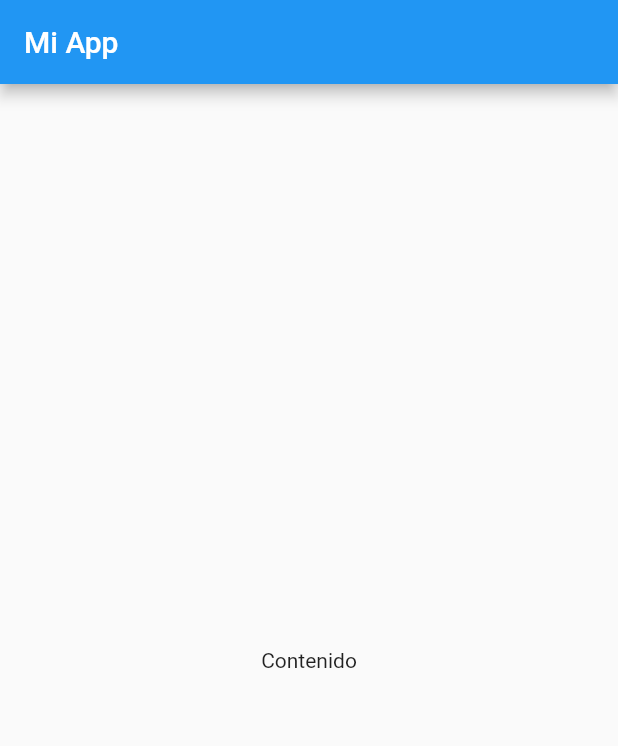
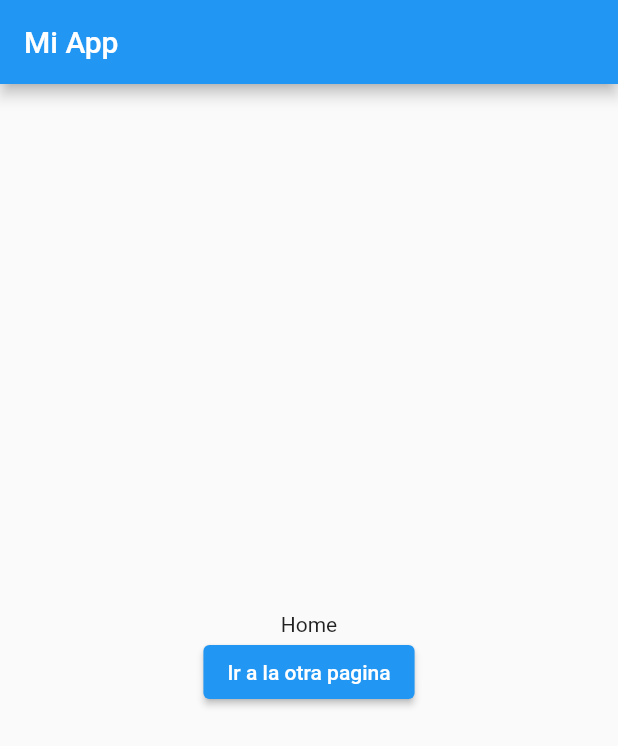
Before and after one commit to DiegoGustavoMO/navegacion, a Flutter app: the screen it shows after launch, on a phone screen of 412 x 824 dp. Shown: the top 746 px of the screen. Run offline on Flutter 3.47's test engine with Material 2 defaults, Android fonts, the phone set to English and light mode, and no system bars.

Commit message:
ejemplo basico de navegacion entre paginas

```diff
--- a/lib/main.dart
+++ b/lib/main.dart
@@ -1,9 +1,10 @@
 //siempre hay que importar la libreria de material para flutter
 import 'package:flutter/material.dart';
+import 'package:navegacion/pages/pagina2.dart';
 
 //la clase main principal que ejecuta la aplicacion al inciar es
 //en este casso MyApp debe tener la primera letra en mayuscula
-void main() => runApp(MyApp());
+void main() => runApp(const MyApp());
 //con este main estoy indicando que ejecute la aplicacion principal
 
 //con la ayuda del los pluggins usamos statlessW o StatefulW
@@ -53,8 +54,21 @@ class _InicioState extends State<Inicio> {
         appBar: AppBar(
           title: const Text("Mi App"),
         ),
-        body: const Center(
-          child: Text("Contenido"),
+        body: Center(
+          child: Column(
+            mainAxisAlignment: MainAxisAlignment.center,
+            children: <Widget>[
+              const Text("Home"),
+              ElevatedButton(
+                onPressed: () {
+                  //llamado de la pagina mediante pulso de boton
+                  Navigator.push(context,
+                      MaterialPageRoute(builder: (context) => const Pagina2()));
+                },
+                child: const Text("Ir a la otra pagina"),
+              )
+            ],
+          ),
         ));
   }
 }
```
Also changed, not shown: lib/pages/pagina2.dart (added, +41 -0 lines).
